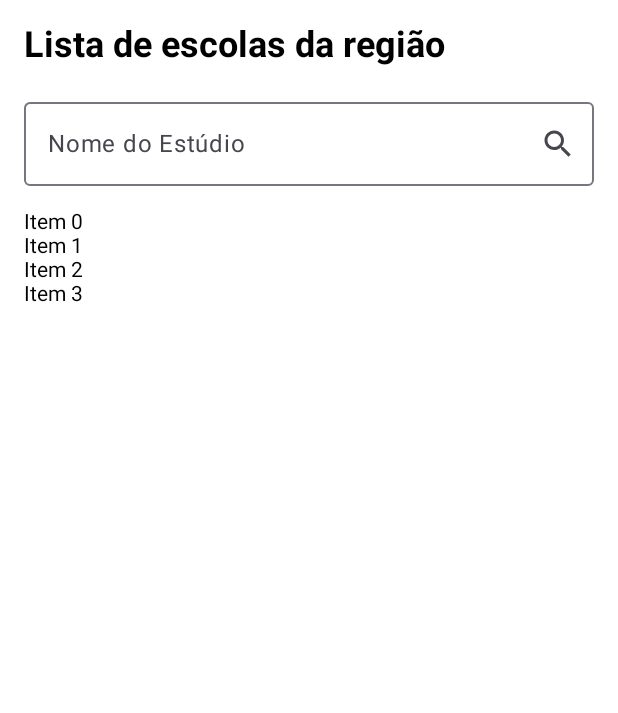
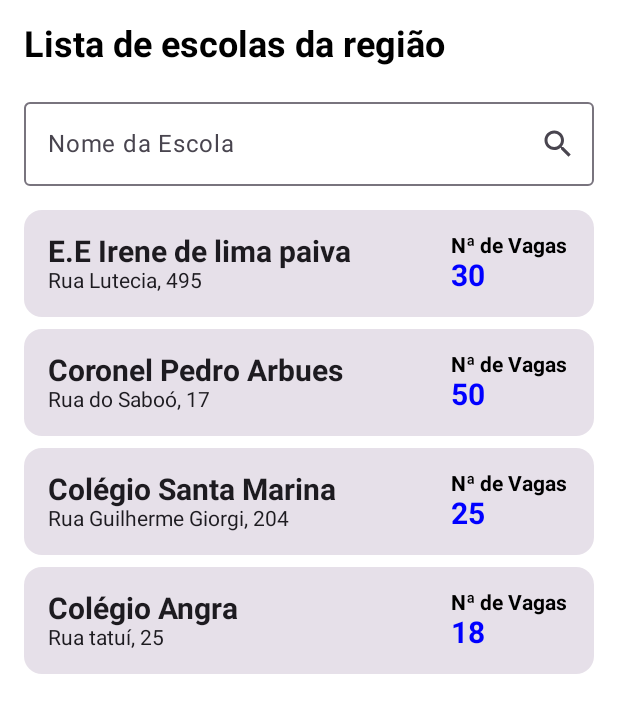
Before and after one commit to MatheusAndrade60/Vagas_Escola, an Android app built with Jetpack Compose: the @Preview function SchoolListScreenView, on a phone screen of 412 x 824 dp. Shown: the top 713 px of the screen. Run offline under Robolectric (Android 15) with nearby library versions, the phone set to English and light mode, and no system bars.

```diff
--- a/app/src/main/java/br/com/fiap/projeto_vagas_escola/database/repository/SchoolList.kt
+++ b/app/src/main/java/br/com/fiap/projeto_vagas_escola/database/repository/SchoolList.kt
@@ -1,12 +1,17 @@
 package br.com.fiap.projeto_vagas_escola.database.repository
+import br.com.fiap.projeto_vagas_escola.model.School
 
-import br.com.fiap.projeto_vagas_escola.model.School
 
 fun obterTodasEscolas():List<School> {
     return listOf(
-        School("E.E Irene de lima paiva",30,"Rua Lutecia, 495",2.2 ),
-        School("Coronel Pedro Arbues",50,"Rua do Saboó, 17",1.2)
-        School()
-
+        School("E.E Irene de lima paiva", 30, "Rua Lutecia, 495", 2.2),
+        School("Coronel Pedro Arbues", 50, "Rua do Saboó, 17", 1.2),
+        School("Colégio Santa Marina", 25, "Rua Guilherme Giorgi, 204", 1.0),
+        School("Colégio Angra", 18, "Rua tatuí, 25")
     )
 }
+fun getSchoolsByNomeEscola(nomeEscola:String): List<School> {
+    return obterTodasEscolas().filter {
+        it.nomeEscola.startsWith(prefix = nomeEscola, ignoreCase = true)
+    }
+}
--- a/app/src/main/java/br/com/fiap/projeto_vagas_escola/model/School.kt
+++ b/app/src/main/java/br/com/fiap/projeto_vagas_escola/model/School.kt
@@ -1,8 +1,8 @@
 package br.com.fiap.projeto_vagas_escola.model
 
 data class School(
-    val nomeEscola: String = '',
+    val nomeEscola: String = "",
     val quantidadeVagas: Int = 0,
-    val enderecoEscola: String = ''
+    val enderecoEscola: String = "",
     val distanciaEscola: Double = 0.0
 )
--- a/app/src/main/java/br/com/fiap/projeto_vagas_escola/screens/SchoolListScreen.kt
+++ b/app/src/main/java/br/com/fiap/projeto_vagas_escola/screens/SchoolListScreen.kt
@@ -1,38 +1,51 @@
+import androidx.compose.foundation.layout.Arrangement
 import androidx.compose.foundation.layout.Column
+import androidx.compose.foundation.layout.Row
 import androidx.compose.foundation.layout.Spacer
 import androidx.compose.foundation.layout.fillMaxWidth
 import androidx.compose.foundation.layout.height
 import androidx.compose.foundation.layout.padding
 import androidx.compose.foundation.lazy.LazyColumn
+import androidx.compose.foundation.lazy.items
 import androidx.compose.material.icons.Icons
 import androidx.compose.material.icons.filled.Search
+import androidx.compose.material3.Card
 import androidx.compose.material3.Icon
 import androidx.compose.material3.IconButton
 import androidx.compose.material3.OutlinedTextField
 import androidx.compose.material3.Text
 import androidx.compose.runtime.Composable
+import androidx.compose.ui.Alignment
 import androidx.compose.ui.text.font.FontWeight
 import androidx.compose.ui.unit.dp
 import androidx.compose.ui.unit.sp
 import androidx.compose.ui.Modifier
+import androidx.compose.ui.graphics.Color
 import androidx.compose.ui.tooling.preview.Preview
+import androidx.navigation.NavController
+import br.com.fiap.projeto_vagas_escola.database.repository.getSchoolsByNomeEscola
+import br.com.fiap.projeto_vagas_escola.database.repository.obterTodasEscolas
+import br.com.fiap.projeto_vagas_escola.model.School
+
 
 @Composable
 fun SchoolListScreen() {
-    Column(modifier = Modifier.padding(16.dp)){
+    Column(modifier = Modifier
+        .padding(16.dp)
+        .fillMaxWidth()
+    ){
         Text(
             text = "Lista de escolas da região ",
             fontSize = 24.sp,
             fontWeight = FontWeight.Bold
         )
         Spacer(modifier = Modifier.height(16.dp))
-
         OutlinedTextField(
             value = "",
             onValueChange = {},
             modifier = Modifier.fillMaxWidth(),
             label = {
-                Text(text = "Nome do Estúdio")
+                Text(text = "Nome da Escola")
             },
             trailingIcon = {
                 IconButton(onClick = {}) {
@@ -45,15 +58,58 @@ fun SchoolListScreen() {
         )
         Spacer(modifier = Modifier.height(16.dp))
         LazyColumn(){
-            items(4){
-                Text(text = "Item $it")
+            items(obterTodasEscolas()){
+                SchoolCard(school = it)
             }
-
+        }
+    }
+}
+@Composable
+fun SchoolCard(school: School){
+    Card(modifier = Modifier.padding(bottom = 8.dp)){
+        Row(
+            verticalAlignment = Alignment.CenterVertically,
+            horizontalArrangement = Arrangement.SpaceBetween,
+            modifier = Modifier
+                .fillMaxWidth()
+        )
+        {
+            Column(modifier = Modifier
+                .fillMaxWidth()
+                .padding(16.dp).weight(3f)) {
+                Text(
+                    text = school.nomeEscola,
+                    fontSize = 20.sp,
+                    fontWeight = FontWeight.Bold
+                )
+                Text(
+                    text = school.enderecoEscola,
+                    fontSize = 14.sp,
+                    fontWeight = FontWeight.Normal
+                )
+            }
+            Column(
+                modifier = Modifier.weight(1f).fillMaxWidth(),
+                verticalArrangement = Arrangement.Center
+            ) {
+                Text(
+                    text = "Nª de Vagas",
+                    fontSize = 14.sp,
+                    fontWeight = FontWeight.Bold,
+                    color = Color.Black
+                )
+                Text(
+                    text = school.quantidadeVagas.toString(),
+                    fontSize = 20.sp,
+                    fontWeight = FontWeight.Bold,
+                    color = Color.Blue
+                )
+            }
         }
     }
 }
 
-@Preview()
+@Preview(showBackground = true, showSystemUi = true)
 @Composable
 fun SchoolListScreenView() {
     SchoolListScreen()
```
Also changed, not shown: app/src/main/java/br/com/fiap/projeto_vagas_escola/MainActivity.kt (+6 -3 lines), app/src/main/java/br/com/fiap/projeto_vagas_escola/screens/HomeScreen.kt (+21 -24 lines), app/src/main/res/drawable/escolaicon.png (added).
